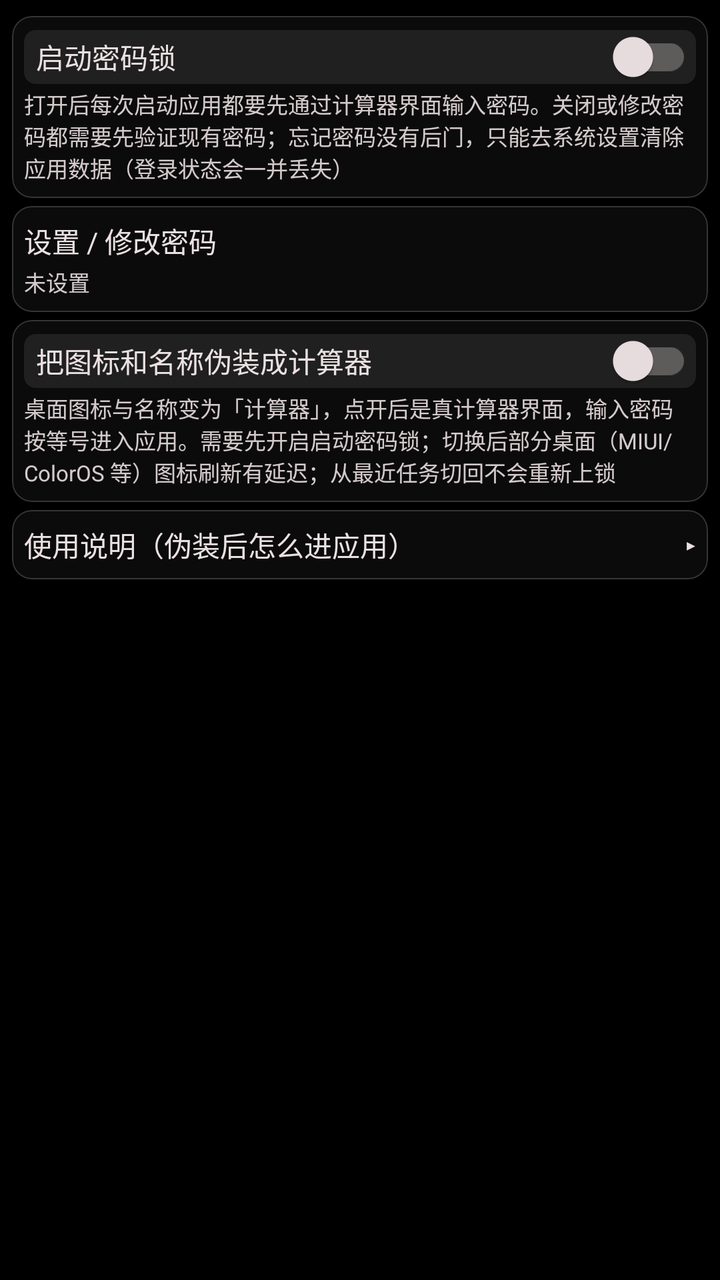
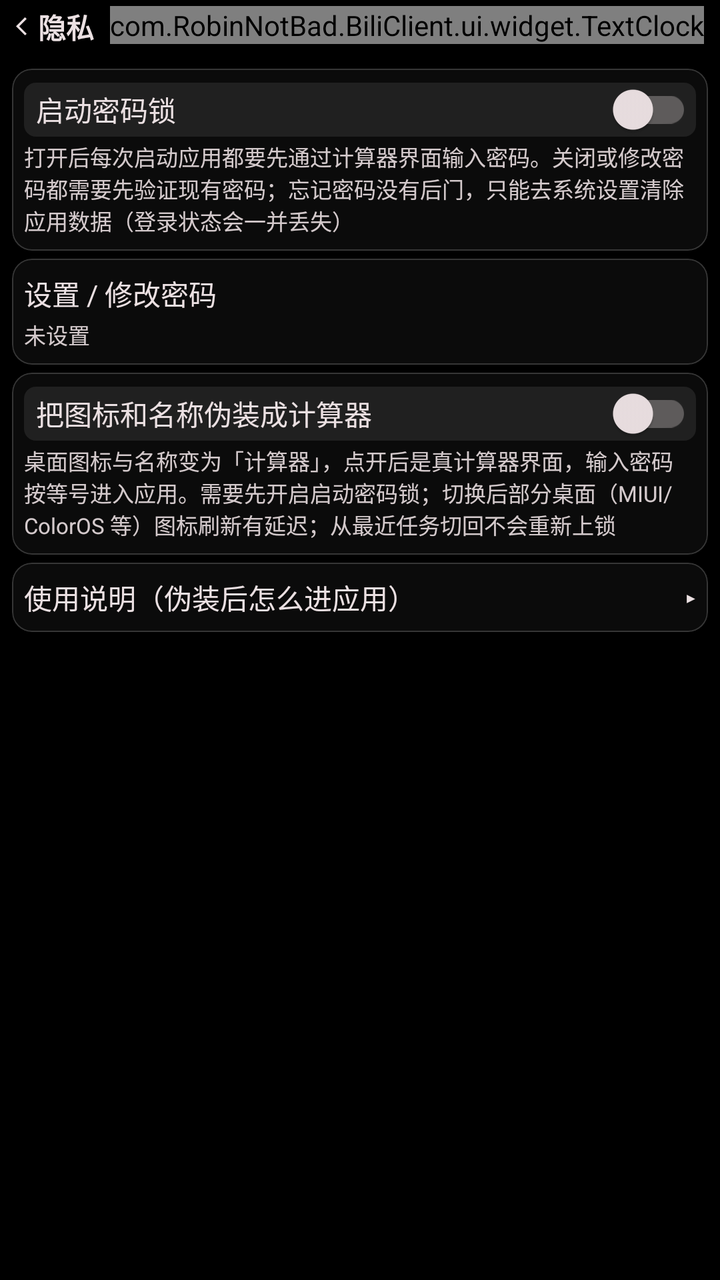

An Android layout rendered at two revisions. The XML below is the earlier revision; the diff shows what the commit changed to produce the second picture.
<!-- AndroidManifest.xml: application theme Theme.BiliClient -->
<!-- res/layout/activity_privacy_lock.xml -->
<?xml version="1.0" encoding="utf-8"?>
<LinearLayout xmlns:android="http://schemas.android.com/apk/res/android"
    android:layout_width="match_parent"
    android:layout_height="match_parent"
    android:orientation="vertical">

    <ScrollView
        android:layout_width="match_parent"
        android:layout_height="match_parent"
        android:fillViewport="true">

        <LinearLayout
            android:layout_width="match_parent"
            android:layout_height="wrap_content"
            android:orientation="vertical"
            android:paddingVertical="6dp">

            <com.google.android.material.card.MaterialCardView
                android:layout_width="match_parent"
                android:layout_height="wrap_content"
                android:layout_marginHorizontal="@dimen/activity_padding_horizontal"
                android:layout_marginVertical="@dimen/list_margin_vertical">

                <LinearLayout
                    android:layout_width="match_parent"
                    android:layout_height="wrap_content"
                    android:orientation="vertical"
                    android:paddingHorizontal="6dp"
                    android:paddingVertical="7dp">

                    <com.google.android.material.switchmaterial.SwitchMaterial
                        android:id="@+id/lock_switch"
                        android:layout_width="match_parent"
                        android:layout_height="wrap_content"
                        android:text="启动密码锁"
                        android:textSize="14sp" />

                    <TextView
                        android:layout_width="match_parent"
                        android:layout_height="wrap_content"
                        android:layout_marginTop="2dp"
                        android:alpha="0.9"
                        android:text="打开后每次启动应用都要先通过计算器界面输入密码。关闭或修改密码都需要先验证现有密码；忘记密码没有后门，只能去系统设置清除应用数据（登录状态会一并丢失）"
                        android:textSize="11sp" />
                </LinearLayout>
            </com.google.android.material.card.MaterialCardView>

            <com.google.android.material.card.MaterialCardView
                android:id="@+id/change_password"
                android:layout_width="match_parent"
                android:layout_height="wrap_content"
                android:layout_marginHorizontal="@dimen/activity_padding_horizontal"
                android:layout_marginVertical="@dimen/list_margin_vertical"
                android:clickable="true"
                android:focusable="true">

                <LinearLayout
                    android:layout_width="match_parent"
                    android:layout_height="wrap_content"
                    android:orientation="vertical"
                    android:paddingHorizontal="6dp"
                    android:paddingVertical="7dp">

                    <TextView
                        android:layout_width="wrap_content"
                        android:layout_height="wrap_content"
                        android:text="设置 / 修改密码"
                        android:textSize="14sp" />

                    <TextView
                        android:id="@+id/change_password_desc"
                        android:layout_width="match_parent"
                        android:layout_height="wrap_content"
                        android:layout_marginTop="2dp"
                        android:alpha="0.9"
                        android:text="未设置"
                        android:textSize="11sp" />
                </LinearLayout>
            </com.google.android.material.card.MaterialCardView>

            <com.google.android.material.card.MaterialCardView
                android:layout_width="match_parent"
                android:layout_height="wrap_content"
                android:layout_marginHorizontal="@dimen/activity_padding_horizontal"
                android:layout_marginVertical="@dimen/list_margin_vertical">

                <LinearLayout
                    android:layout_width="match_parent"
                    android:layout_height="wrap_content"
                    android:orientation="vertical"
                    android:paddingHorizontal="6dp"
                    android:paddingVertical="7dp">

                    <com.google.android.material.switchmaterial.SwitchMaterial
                        android:id="@+id/disguise_switch"
                        android:layout_width="match_parent"
                        android:layout_height="wrap_content"
                        android:text="把图标和名称伪装成计算器"
                        android:textSize="14sp" />

                    <TextView
                        android:layout_width="match_parent"
                        android:layout_height="wrap_content"
                        android:layout_marginTop="2dp"
                        android:alpha="0.9"
                        android:text="桌面图标与名称变为「计算器」，点开后是真计算器界面，输入密码按等号进入应用。需要先开启启动密码锁；切换后部分桌面（MIUI/ColorOS 等）图标刷新有延迟；从最近任务切回不会重新上锁"
                        android:textSize="11sp" />
                </LinearLayout>
            </com.google.android.material.card.MaterialCardView>

            <com.google.android.material.card.MaterialCardView
                android:layout_width="match_parent"
                android:layout_height="wrap_content"
                android:layout_marginHorizontal="@dimen/activity_padding_horizontal"
                android:layout_marginVertical="@dimen/list_margin_vertical">

                <LinearLayout
                    android:layout_width="match_parent"
                    android:layout_height="wrap_content"
                    android:orientation="vertical"
                    android:paddingHorizontal="6dp"
                    android:paddingVertical="7dp">

                    <LinearLayout
                        android:id="@+id/tutorial_header"
                        android:layout_width="match_parent"
                        android:layout_height="wrap_content"
                        android:background="?attr/selectableItemBackground"
                        android:gravity="center_vertical"
                        android:orientation="horizontal">

                        <TextView
                            android:layout_width="0dp"
                            android:layout_height="wrap_content"
                            android:layout_weight="1"
                            android:text="使用说明（伪装后怎么进应用）"
                            android:textSize="14sp" />

                        <TextView
                            android:id="@+id/tutorial_arrow"
                            android:layout_width="wrap_content"
                            android:layout_height="wrap_content"
                            android:text="▸"
                            android:textSize="14sp" />
                    </LinearLayout>

                    <TextView
                        android:id="@+id/tutorial_body"
                        android:layout_width="match_parent"
                        android:layout_height="wrap_content"
                        android:layout_marginTop="6dp"
                        android:alpha="0.9"
                        android:lineSpacingExtra="3dp"
                        android:text="① 点上方「设置 / 修改密码」，设一个 4-12 位纯数字密码\n② 打开「启动密码锁」\n③ 打开「把图标和名称伪装成计算器」，确认后桌面图标变成「计算器」\n④ 点桌面「计算器」：进去是一个能正常算数的计算器\n⑤ 输入密码后按「=」，进入应用\n\n【注意】\n· 部分桌面（MIUI / ColorOS 等）图标刷新有几秒延迟，属正常现象\n· 从最近任务切回不会重新上锁，只有冷启动才验证密码\n· 恢复原图标：点桌面「计算器」→ 输密码进应用 → 设置 → 偏好设置 → 隐私与伪装 → 关掉伪装开关\n· 忘记密码没有后门，只能去系统设置清除应用数据（登录状态会一并丢失）"
                        android:textSize="11sp"
                        android:visibility="gone" />
                </LinearLayout>
            </com.google.android.material.card.MaterialCardView>

        </LinearLayout>
    </ScrollView>
</LinearLayout>
<!-- resources referenced by this layout -->
<resources>
  <dimen name="activity_padding_horizontal">6dp</dimen>
  <dimen name="list_margin_vertical">2dp</dimen>
  <style name="Theme.BiliClient" parent="Theme.MaterialComponents.NoActionBar">
          <item name="android:windowFullscreen">true</item>
          <item name="android:windowBackground">@color/bgblack</item>
          <item name="statusBarBackground">@color/pink</item>
          <item name="android:colorForeground">@color/textwhite</item>
          <item name="colorOnPrimary">@color/textwhite</item>
          <item name="colorPrimary">@color/textwhite</item>
          <item name="android:windowIsTranslucent">false</item>
          <item name="android:windowSwipeToDismiss" tools:ignore="NewApi">true</item>
  
          <item name="android:textViewStyle">@style/TextViewSytle</item>
          <item name="editTextStyle">@style/EditTextStyle</item>
          <item name="materialCardViewStyle">@style/CardStyle</item>
          <item name="materialButtonStyle">@style/ButtonStyle</item>
          <item name="biliCardBackground">@drawable/background_card_gradient_border</item>
          <item name="switchStyle">@style/SwitchCompatStyle</item>
          <item name="radioButtonStyle">@style/RadioButtonStyle</item>
          <item name="recyclerViewStyle">@style/ListStyle</item>
  
          <item name="colorSwitchThumbNormal">@color/textwhite</item>
          <item name="colorControlActivated">@color/bili_pink</item>
          <item name="colorControlNormal">@color/color_ripple</item>
          <item name="android:textColor">@color/textwhite</item>
          <item name="android:textSize">14sp</item>
      </style>
  <color name="bgblack">#000000</color>
  <color name="pink">#FBFB8787</color>
  <color name="textwhite">#ebe0e2</color>
  <style name="TextViewSytle" parent="Widget.AppCompat.TextView">
          <item name="android:textSize">14sp</item>
          #设置默认字体大小，某些设备的默认字体偏大
      </style>
  <style name="EditTextStyle" parent="Widget.AppCompat.EditText">
          <item name="android:textColorHint">#80ffffff</item>
          <item name="android:textCursorDrawable">@drawable/cursor_drawable</item>
          <item name="android:textColor">@color/textwhite</item>
      </style>
  <style name="SwitchCompatStyle" parent="Widget.AppCompat.CompoundButton.Switch">
          <item name="android:paddingLeft">6dp</item>
          <item name="android:paddingRight">2dp</item>
          <item name="android:background">@drawable/background_edittext_setting</item>
          <item name="android:textColor">@color/textwhite</item>
      </style>
  <style name="RadioButtonStyle" parent="Widget.MaterialComponents.CompoundButton.RadioButton">
          <item name="android:minHeight">10dp</item>
      </style>
  <style name="ListStyle">
          <item name="android:descendantFocusability">afterDescendants</item>
      </style>
  <color name="bili_pink">#FE679A</color>
  <color name="color_ripple">#78FEFEFE</color>
  <!-- drawable cursor_drawable (drawable) -->
  <?xml version="1.0" encoding="utf-8"?>
  
  <shape xmlns:android="http://schemas.android.com/apk/res/android">
      <solid android:color="#eeFB7299" />
      <size android:width="2dp" />
  </shape>
  <color name="card_bg_new">#4D262626</color>
  <dimen name="card_round_new">10dp</dimen>
  <color name="card_border_new">#363636</color>
  <dimen name="card_stroke_new">0.5dp</dimen>
  <dimen name="card_stroke">0dp</dimen>
  <dimen name="card_round">6dp</dimen>
  <!-- unchanged entries left out for length: 4 -->
</resources>

<!-- the commit's change to res/layout/activity_privacy_lock.xml (unified diff, before → after) -->
@@ -1,12 +1,44 @@
 <?xml version="1.0" encoding="utf-8"?>
 <LinearLayout xmlns:android="http://schemas.android.com/apk/res/android"
+    xmlns:app="http://schemas.android.com/apk/res-auto"
     android:layout_width="match_parent"
     android:layout_height="match_parent"
     android:orientation="vertical">
 
+    <RelativeLayout
+        android:id="@+id/top"
+        android:layout_width="match_parent"
+        android:layout_height="wrap_content">
+
+        <TextView
+            android:id="@+id/pageName"
+            android:layout_width="match_parent"
+            android:layout_height="wrap_content"
+            android:layout_alignParentStart="true"
+            android:layout_alignParentLeft="true"
+            android:layout_marginVertical="3dp"
+            android:layout_marginStart="8dp"
+            android:layout_toStartOf="@id/timeText"
+            android:layout_toLeftOf="@id/timeText"
+            android:lines="1"
+            android:text="隐私与伪装"
+            android:textStyle="bold"
+            app:drawableStartCompat="@drawable/arrow_back" />
+
+        <com.RobinNotBad.BiliClient.ui.widget.TextClock
+            android:id="@+id/timeText"
+            android:layout_width="wrap_content"
+            android:layout_height="wrap_content"
+            android:layout_alignParentEnd="true"
+            android:layout_alignParentRight="true"
+            android:layout_marginVertical="3dp"
+            android:layout_marginEnd="8dp" />
+    </RelativeLayout>
+
     <ScrollView
         android:layout_width="match_parent"
-        android:layout_height="match_parent"
+        android:layout_height="0dp"
+        android:layout_weight="1"
         android:fillViewport="true">
 
         <LinearLayout
<!-- resource entries referenced after the edit -->
@@ -2,11 +2,23 @@
 <resources>
   <dimen name="activity_padding_horizontal">6dp</dimen>
   <dimen name="list_margin_vertical">2dp</dimen>
+  <!-- drawable arrow_back (drawable) -->
+  <vector xmlns:android="http://schemas.android.com/apk/res/android"
+      android:width="11dp"
+      android:height="11dp"
+      android:viewportWidth="24"
+      android:viewportHeight="24">
+      <path
+          android:fillColor="#ebe0e2"
+          android:pathData="M11.67,3.87L9.9,2.1 0,12l9.9,9.9 1.77,-1.77L3.54,12z" />
+  </vector>
   <style name="Theme.BiliClient" parent="Theme.MaterialComponents.NoActionBar">
           <item name="android:windowFullscreen">true</item>
           <item name="android:windowBackground">@color/bgblack</item>
           <item name="statusBarBackground">@color/pink</item>
           <item name="android:colorForeground">@color/textwhite</item>
+          
+          <item name="android:colorEdgeEffect">@color/card_border_new</item>
           <item name="colorOnPrimary">@color/textwhite</item>
           <item name="colorPrimary">@color/textwhite</item>
           <item name="android:windowIsTranslucent">false</item>
